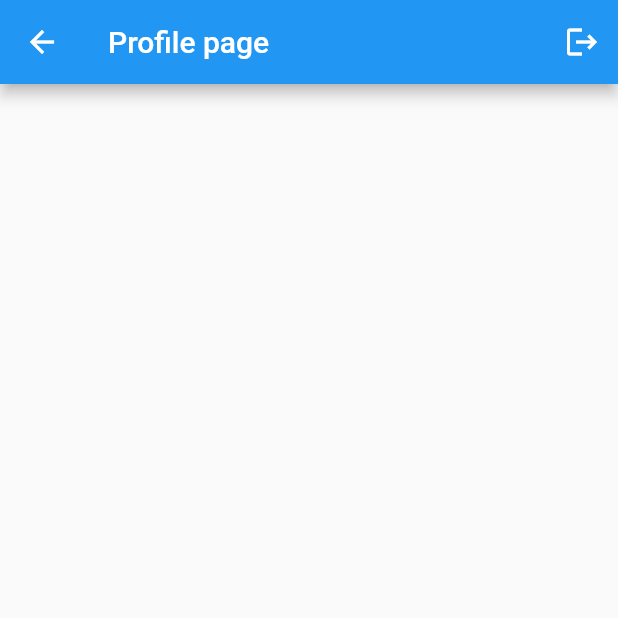
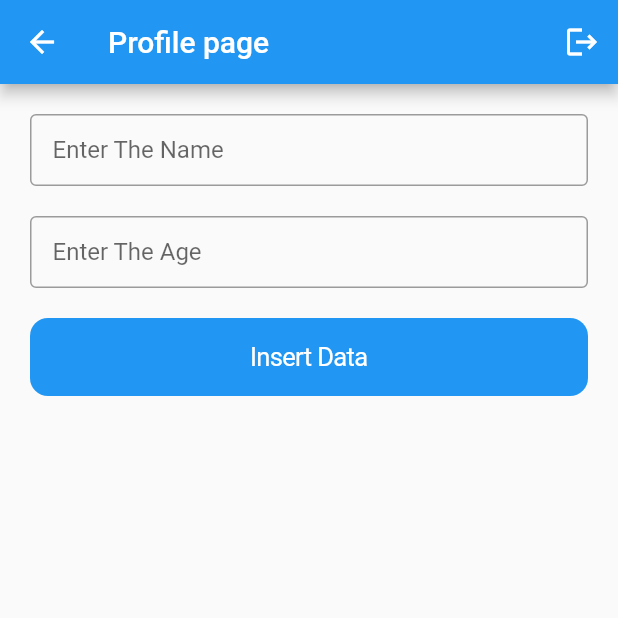
Before and after one commit to roshTailor/firebase_demo_project, a Flutter app: the ProfilePage screen opened by its route, on a phone screen of 412 x 824 dp, the top half of it. Run offline on Flutter 3.47's test engine with Material 2 defaults, Android fonts, the phone set to English and light mode, and no system bars; our stand-ins replace cloud_firestore, firebase_auth, firebase_core, google_sign_in; accounts and stored records are empty.

Commit message:
RL || 09:59 || 14/03/2023

```diff
--- /dev/null
+++ b/lib/Model/UserModel.dart
@@ -0,0 +1,16 @@
+class UserData{
+  String? name;
+  int? age;
+
+  UserData({required this.name, required this.age});
+
+  UserData.fromMap(Map<String, dynamic> map) {
+    name = map[name];
+    age = map[age];
+  }
+
+  Map<String, dynamic> toMap() => {
+    'name': name,
+    'age': age,
+  };
+}
--- a/lib/Utils/Global.dart
+++ b/lib/Utils/Global.dart
@@ -1,6 +1,10 @@
+
 import 'package:flutter/material.dart';
 
 class AppController {
   static TextEditingController email = TextEditingController();
   static TextEditingController password = TextEditingController();
+  static TextEditingController name = TextEditingController();
+  static TextEditingController age = TextEditingController();
+  static List userData = [];
 }
--- a/lib/main.dart
+++ b/lib/main.dart
@@ -1,4 +1,6 @@
+
 import 'package:firebase_core/firebase_core.dart';
+import 'package:firebase_demo_project/screen/EditProfile.dart';
 import 'package:firebase_demo_project/screen/homePage.dart';
 import 'package:firebase_demo_project/screen/profilePage.dart';
 import 'package:flutter/material.dart';
@@ -9,10 +11,11 @@ Future<void> main() async {
   runApp(
     MaterialApp(
       debugShowCheckedModeBanner: false,
-      //home: HomePage(),
       routes: {
         '/': (context) => const HomePage(),
         'ProfilePage': (context) => const ProfilePage(),
+        'edit':(context)=> EditProfile(),
+
       },
     ),
   );
--- /dev/null
+++ b/lib/screen/EditProfile.dart
@@ -0,0 +1,65 @@
+import 'package:flutter/cupertino.dart';
+import 'package:flutter/material.dart';
+import '../Helper/CollectionHelper.dart';
+import '../Model/UserModel.dart';
+import '../Utils/global.dart';
+
+class EditProfile extends StatefulWidget {
+  const EditProfile({Key? key}) : super(key: key);
+
+  @override
+  State<EditProfile> createState() => _EditProfileState();
+}
+
+class _EditProfileState extends State<EditProfile> {
+  @override
+  Widget build(BuildContext context) {
+    int index = ModalRoute.of(context)!.settings.arguments as int;
+    AppController.name.text = AppController.userData[index]['name'];
+    AppController.age.text = AppController.userData[index]['age'].toString();
+    return Scaffold(
+      appBar: AppBar(
+        title: const Text("Edit Profile"),
+      ),
+      body: ListView(
+        physics: const BouncingScrollPhysics(),
+        padding: const EdgeInsets.all(20),
+        children: [
+          Text("${AppController.userData[index]['name']}"),
+          Text("${AppController.userData[index]['age']}"),
+          const SizedBox(height: 20),
+          TextFormField(
+            controller: AppController.name,
+            decoration: const InputDecoration(
+              border: OutlineInputBorder(),
+              hintText: "Edit The Name",
+              contentPadding:
+              EdgeInsets.symmetric(vertical: 10, horizontal: 15),
+            ),
+          ),
+          const SizedBox(height: 20),
+          TextFormField(
+            controller: AppController.age,
+            decoration: const InputDecoration(
+              border: OutlineInputBorder(),
+              hintText: "Edit The Age",
+              contentPadding:
+              EdgeInsets.symmetric(vertical: 10, horizontal: 15),
+            ),
+          ),
+          const SizedBox(height: 20),
+          CupertinoButton.filled(
+            child: const Text("Update Data"),
+            onPressed: (){
+              //Navigator.pushNamedAndRemoveUntil(context, 'home', (route) => false);
+              UserData userData = UserData(name: AppController.name.text, age: int.parse(AppController.age.text));
+              CollectionHelper.instance.updateData(index: index, userData: userData);
+              AppController.name.clear();
+              AppController.age.clear();
+            },
+          ),
+        ],
+      ),
+    );
+  }
+}
--- a/lib/screen/profilePage.dart
+++ b/lib/screen/profilePage.dart
@@ -1,8 +1,13 @@
 // ignore_for_file: use_build_context_synchronously
 
+import 'package:cloud_firestore/cloud_firestore.dart';
 import 'package:firebase_auth/firebase_auth.dart';
 import 'package:firebase_demo_project/Utils/Global.dart';
+import 'package:flutter/cupertino.dart';
 import 'package:flutter/material.dart';
+
+import '../Helper/CollectionHelper.dart';
+import '../Model/UserModel.dart';
 
 class ProfilePage extends StatefulWidget {
   const ProfilePage({Key? key}) : super(key: key);
@@ -28,10 +33,81 @@ class _ProfilePageState extends State<ProfilePage> {
         ],
       ),
       body: ListView(
+        physics: const BouncingScrollPhysics(),
+        padding: const EdgeInsets.all(20),
         children: [
-          ListTile(
-            title: Text(AppController.email.text),
-          )
+          TextFormField(
+            controller: AppController.name,
+            decoration: const InputDecoration(
+              border: OutlineInputBorder(),
+              hintText: "Enter The Name",
+              contentPadding:
+                  EdgeInsets.symmetric(vertical: 10, horizontal: 15),
+            ),
+          ),
+          const SizedBox(height: 20),
+          TextFormField(
+            controller: AppController.age,
+            decoration: const InputDecoration(
+              border: OutlineInputBorder(),
+              hintText: "Enter The Age",
+              contentPadding:
+                  EdgeInsets.symmetric(vertical: 10, horizontal: 15),
+            ),
+          ),
+          const SizedBox(height: 20),
+          CupertinoButton.filled(
+            child: const Text("Insert Data"),
+            onPressed: () {
+              var userData = UserData(
+                  name: AppController.name.text,
+                  age: int.parse(AppController.age.text));
+              CollectionHelper.instance.insertData(userData);
+              AppController.name.clear();
+              AppController.age.clear();
+            },
+          ),
+          const SizedBox(height: 20),
+          SizedBox(
+            height: 500,
+            child: StreamBuilder(
+              stream:
+                  FirebaseFirestore.instance.collection('Employee').snapshots(),
+              builder: (context, snapshot) {
+                if (snapshot.hasError) {
+                  return const Text("Something went Wrong!");
+                } else if (snapshot.connectionState ==
+                    ConnectionState.waiting) {
+                  return const Center(
+                    child: CircularProgressIndicator(),
+                  );
+                } else {
+                  return ListView.builder(
+                    physics: const BouncingScrollPhysics(),
+                    itemCount: snapshot.data!.docs.length,
+                    itemBuilder: (context, index) {
+                      AppController.userData = snapshot.data!.docs;
+                      return ListTile(
+                        contentPadding:
+                            const EdgeInsets.symmetric(horizontal: 0),
+                        onTap: () => Navigator.pushNamed(context,'edit',arguments: index),
+                        title: Text("${AppController.userData[index]['name']}"),
+                        subtitle:
+                            Text("${AppController.userData[index]['age']}"),
+                        trailing: IconButton(
+                          splashRadius: 25,
+                          icon: const Icon(Icons.delete),
+                          onPressed: () {
+                            CollectionHelper.instance.deleteData(index: index);
+                          },
+                        ),
+                      );
+                    },
+                  );
+                }
+              },
+            ),
+          ),
         ],
       ),
     );
--- a/pubspec.yaml
+++ b/pubspec.yaml
@@ -39,7 +39,7 @@ dependencies:
   firebase_auth: ^4.2.9
   firebase_core: ^2.7.0
   google_sign_in: ^6.0.2
-
+  cloud_firestore: ^4.4.3
 
 dev_dependencies:
   flutter_test:
```
Also changed, not shown: lib/Helper/CollectionHelper.dart (added, +37 -0 lines), lib/screen/homePage.dart (+6 -17 lines), pubspec.lock, 1 other file.
